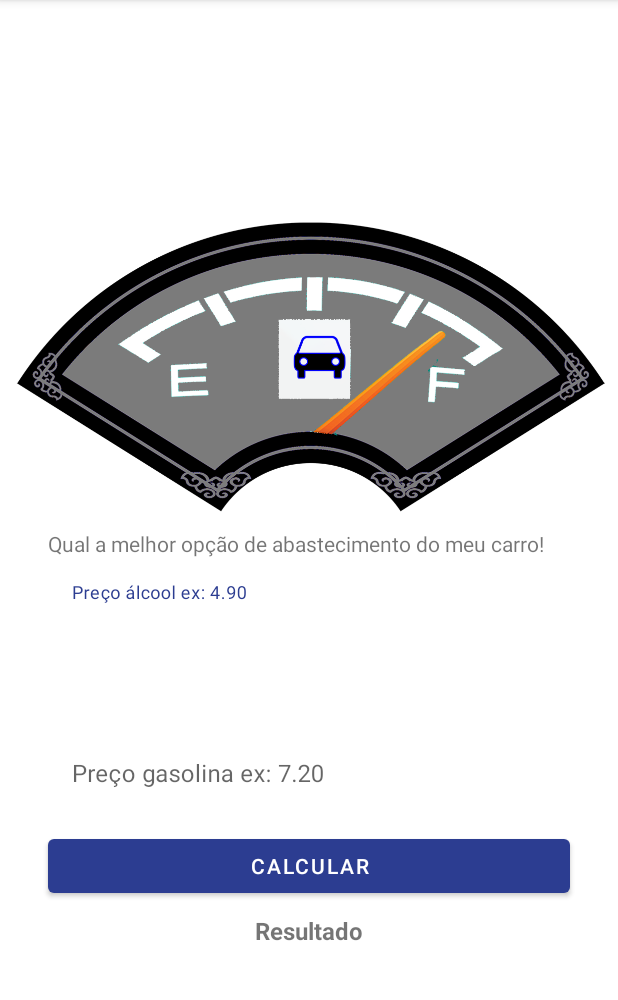
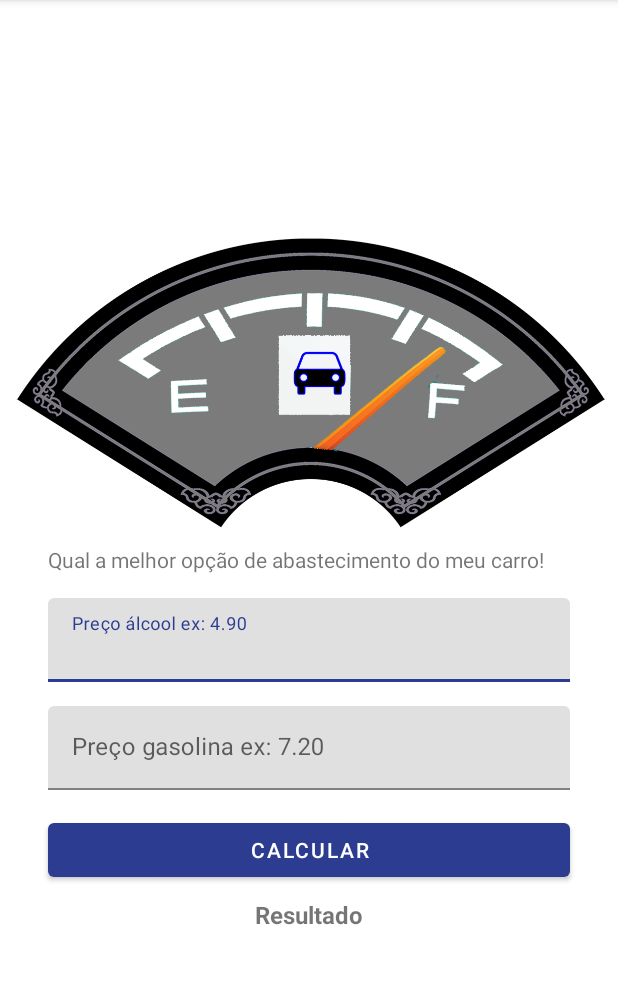
Before and after one commit to Gerabtc/calculadora_combustivel_app_android, an Android app: the screen it shows after launch (MainActivity), on a phone screen of 412 x 824 dp, the part 84-1084 px from its top. Run offline under Robolectric (Android 15) with nearby library versions, the phone set to English and light mode, and no system bars.

Commit message:
modificado o textInputLayout para backgroud gray

```diff
--- a/app/src/main/res/layout/activity_main.xml
+++ b/app/src/main/res/layout/activity_main.xml
@@ -27,7 +27,6 @@
         android:layout_marginStart="32dp"
         android:layout_marginTop="16dp"
         android:layout_marginEnd="32dp"
-        app:boxBackgroundMode="none"
         app:layout_constraintEnd_toEndOf="parent"
         app:layout_constraintStart_toStartOf="parent"
         app:layout_constraintTop_toBottomOf="@+id/textAbastecimento">
@@ -47,7 +46,6 @@
         android:layout_marginStart="32dp"
         android:layout_marginTop="16dp"
         android:layout_marginEnd="32dp"
-        app:boxBackgroundMode="none"
         app:layout_constraintEnd_toEndOf="parent"
         app:layout_constraintStart_toStartOf="parent"
         app:layout_constraintTop_toBottomOf="@+id/textInputLayout">
```
